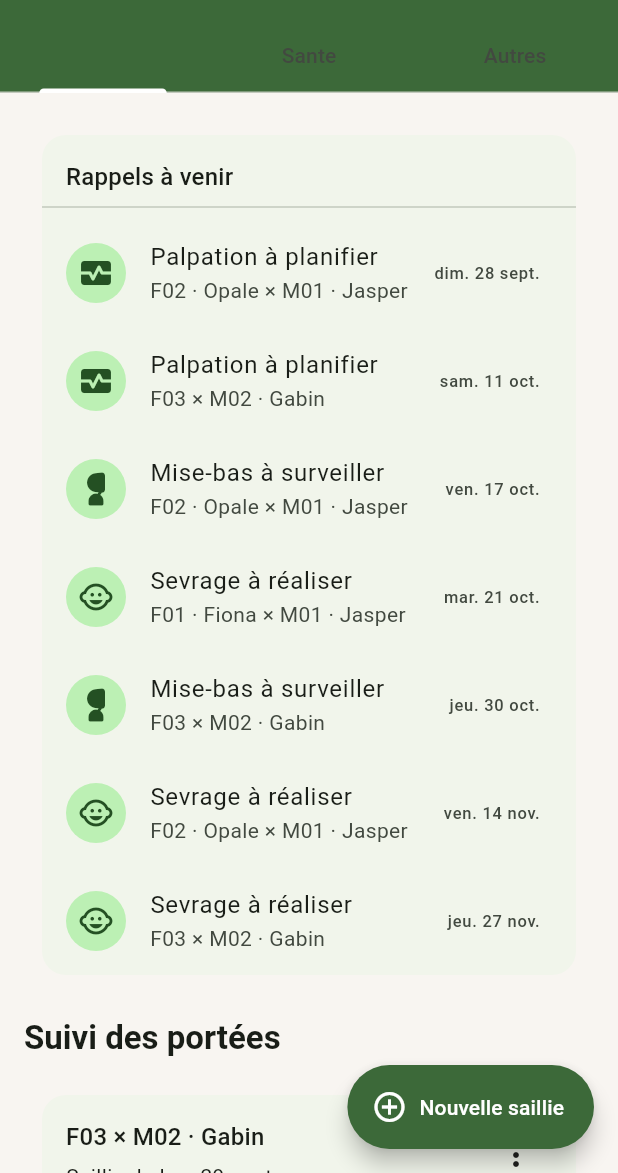
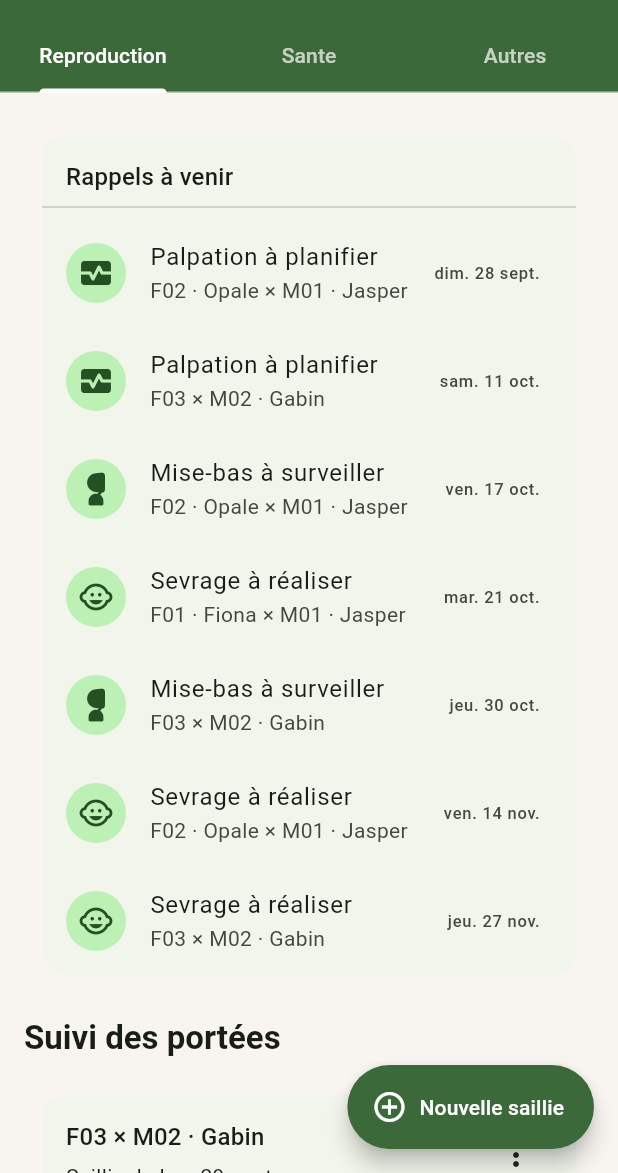
Before and after one commit to zidane123-web/Khodan, a Flutter app: the _EventsHubView screen opened directly, on a phone screen of 412 x 824 dp, the part 63-1236 px from its top. Run offline on Flutter 3.47's test engine with Material 3 defaults, Android fonts, the light colour scheme and no system bars; our stand-ins replace equatable, fl_chart, flutter_bloc, go_router, image_picker, printing and 2 more; missing offline and left inert: mobile_scanner; accounts and stored records are empty.

Commit message:
Events: rend les onglets visibles (texte blanc sur TabBar)
- TabBar: labelColor blanc, unselectedLabelColor blanc 70%, indicator blanc
- Améliore la lisibilité des onglets Reproduction / Santé / Autres

```diff
--- a/lib/features/events/presentation/screens/events_hub_screen.dart
+++ b/lib/features/events/presentation/screens/events_hub_screen.dart
@@ -143,6 +143,10 @@ class _EventsHubViewState extends State<_EventsHubView>
       appBar: AppBar(
         title: const Text('Evenements'),
         bottom: TabBar(
+          labelColor: Colors.white,
+          unselectedLabelColor: Colors.white70,
+          indicatorColor: Colors.white,
+
           controller: _tabController,
           tabs: const <Widget>[
             Tab(text: 'Reproduction'),
```
